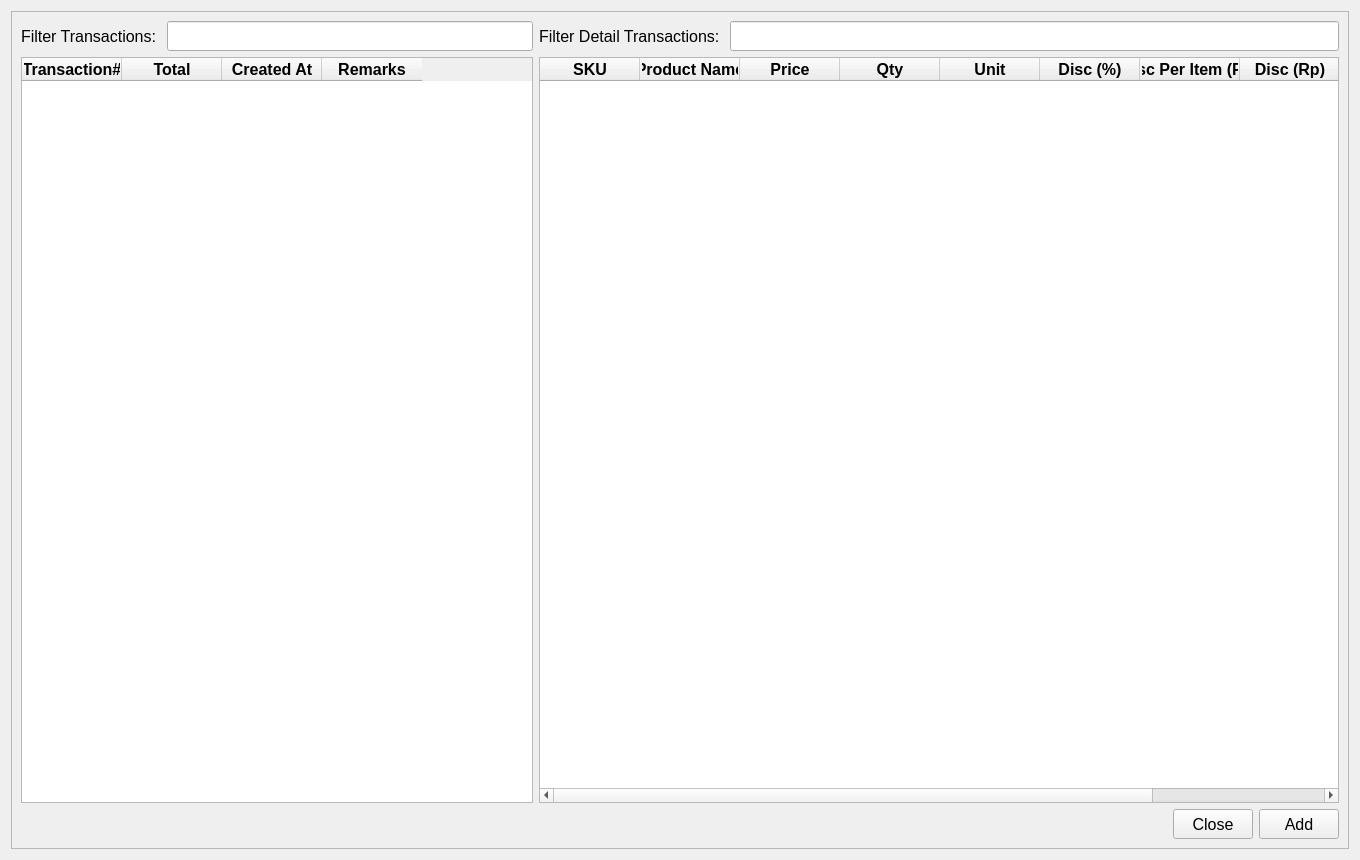
The window that ui/pending_transactions_dialog.ui (michael-halim/pos) describes before a commit, drawn with Qt 5.
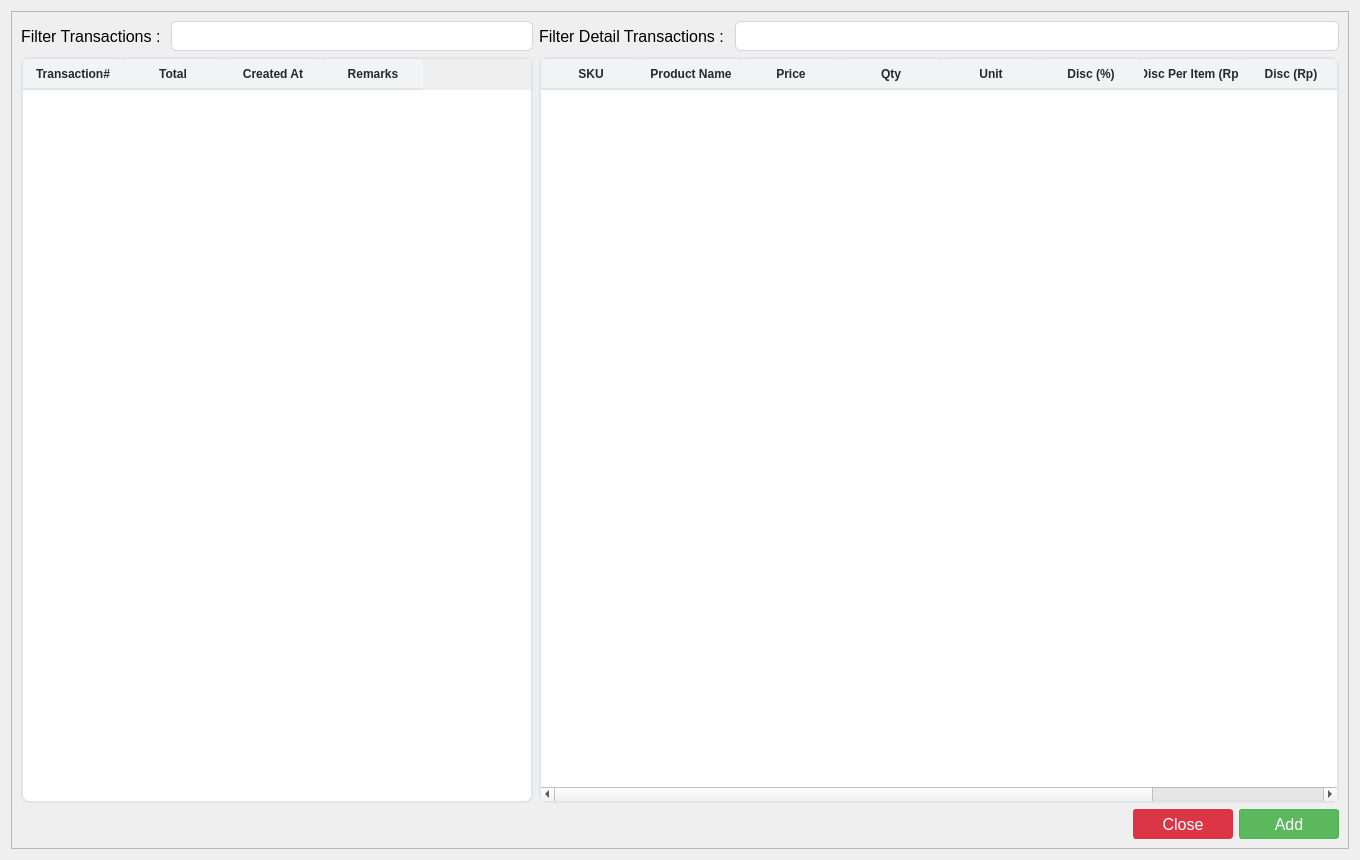
The same window after the commit.

Commit message: Patch#34: Added UI - Added UI for Table, Button, and Input - Fix some UI Behavior

Patch:
```diff
--- a/ui/pending_transactions_dialog.ui
+++ b/ui/pending_transactions_dialog.ui
@@ -13,6 +13,256 @@
   <property name="windowTitle">
    <string>Pending Transactions</string>
   </property>
+  <property name="styleSheet">
+   <string notr="true">QLineEdit{
+	border: 1px solid #d1d5db;      /* Light gray border */
+    border-radius: 6px;             /* Rounded corners */
+    outline: none;                  /* Remove default outline */
+    color: #333;                    /* Text color */
+    background-color: #fff;       /* Light gray background */
+    
+}
+
+QLineEdit:focus {
+    border: 1px solid #93c5fd;       /* Blue border on focus */
+    background-color: #ffffff;       /* White background when focused */
+}
+
+QLineEdit:disabled {
+    border: 1px solid #e5e7eb;      /* Lighter border when disabled */
+    background-color: #f3f4f6;      /* Light gray background when disabled */
+    color: #9ca3af;                 /* Lighter text color when disabled */
+}
+
+/* QComboBox Styling - Improved with clearer state indicators */
+QComboBox {
+    border: 1px solid #d1d5db;      /* Light gray border */
+    border-radius: 6px;             /* Rounded corners */
+    padding: 6px 12px 6px 10px;     /* Add some padding */
+    min-height: 20px;               /* Minimum height */
+    color: #333;                    /* Text color */
+    background-color: #fff;         /* White background */
+    selection-background-color: #93c5fd; /* Light blue selection */
+    font-size: 14px;                /* Consistent font size */
+    min-width: 6em;                 /* Minimum width */
+}
+
+QComboBox:hover:!disabled {
+    border-color: #93c5fd;          /* Light blue border on hover when enabled */
+    background-color: #f0f7ff;      /* Very light blue background on hover */
+}
+
+QComboBox:focus {
+    border: 2px solid #3b82f6;      /* Thicker, darker blue border on focus */
+    background-color: #ffffff;      /* Pure white background when focused */
+}
+
+QComboBox:disabled {
+    border: 1px solid #d9dce0;      /* Very light gray border when disabled */
+    background-color: #f3f4f6;      /* Light gray background when disabled */
+    color: #9ca3af;                 /* Lighter text color when disabled */
+}
+
+QComboBox::drop-down {
+    subcontrol-origin: padding;
+    subcontrol-position: center right;
+    width: 20px;
+    border: none;                   /* Remove border for cleaner look */
+    margin-right: 5px;              /* Add some margin */
+}
+
+/* If you don't have an icon, use this instead: */
+QComboBox::down-arrow {
+    width: 0;
+    height: 0;
+    border-left: 5px solid transparent;
+    border-right: 5px solid transparent;
+    border-top: 5px solid #666;     /* Arrow color */
+    margin-right: 5px;
+}
+
+QComboBox::down-arrow:disabled {
+    border-top: 5px solid #b0b0b0;  /* Lighter arrow color when disabled */
+}
+
+QComboBox:disabled {
+    color: #9ca3af;                 /* Lighter text when disabled */
+    background-color: #f3f4f6;      /* Light gray background */
+    border-color: #e5e7eb;          /* Lighter border */
+}
+
+/* Add a visual indicator for disabled state */
+QComboBox:disabled {
+    color: #9ca3af;
+    background-color: #f3f4f6;
+    border: 1px solid #e5e7eb;
+    padding-right: 25px;            /* Make room for the lock icon */
+}
+
+/* If you don't have a lock icon, use a pattern instead */
+QComboBox:disabled {
+    background-image: repeating-linear-gradient(
+        45deg,
+        transparent,
+        transparent 5px,
+        rgba(200, 200, 200, 0.1) 5px,
+        rgba(200, 200, 200, 0.1) 10px
+    );
+}
+
+QComboBox QAbstractItemView {
+    border: 1px solid #d1d5db;
+    border-radius: 0px 0px 6px 6px;
+    background-color: white;
+    selection-background-color: #3b82f6;  /* Darker blue for better contrast */
+    selection-color: white;               /* White text on selection */
+    outline: none;
+    padding: 5px;
+}
+
+QComboBox QAbstractItemView::item {
+    min-height: 25px;               /* Taller items for better clickability */
+    padding: 5px;                   /* Padding inside items */
+}
+
+QComboBox QAbstractItemView::item:hover {
+    background-color: #e5f0ff;      /* Light blue on hover */
+    color: #333;
+}
+
+/* QTextEdit Styling - Similar to QLineEdit */
+QTextEdit {
+    border: 1px solid #d1d5db;      /* Light gray border */
+    border-radius: 6px;             /* Rounded corners */
+    outline: none;                  /* Remove default outline */
+    color: #333;                    /* Text color */
+    background-color: #fff;         /* White background */
+    padding: 6px 10px;              /* Add some padding for better text display */
+    selection-background-color: #93c5fd; /* Light blue selection */
+}
+
+QTextEdit:focus {
+    border: 1px solid #93c5fd;      /* Blue border on focus */
+    background-color: #ffffff;      /* White background when focused */
+}
+
+QTextEdit:disabled {
+    border: 1px solid #e5e7eb;      /* Lighter border when disabled */
+    background-color: #f3f4f6;      /* Light gray background when disabled */
+    color: #9ca3af;                 /* Lighter text color when disabled */
+}
+
+
+/* QDateEdit Styling */
+QDateEdit {
+    border: 1px solid #d1d5db;
+    border-radius: 6px;
+    padding: 6px 10px;
+    min-height: 20px;
+    color: #333;
+    background-color: #fff;
+    font-size: 14px;
+}
+
+QDateEdit:hover:!disabled {
+    border-color: #93c5fd;
+    background-color: #f0f7ff;
+}
+
+QDateEdit:focus {
+    border: 2px solid #3b82f6;
+    background-color: #ffffff;
+}
+
+QDateEdit:disabled {
+    color: #9ca3af;
+    background-color: #f3f4f6;
+    border: 1px dashed #c0c0c0;
+}
+
+QDateEdit::drop-down {
+    subcontrol-origin: padding;
+    subcontrol-position: center right;
+    width: 20px;
+    border: none;
+    margin-right: 5px;
+}
+
+QDateEdit::down-arrow {
+    width: 0;
+    height: 0;
+    border-left: 5px solid transparent;
+    border-right: 5px solid transparent;
+    border-top: 5px solid #666;
+    margin-right: 5px;
+}
+
+QDateEdit::down-arrow:disabled {
+    border-top: 5px solid #b0b0b0;
+}
+
+/* Calendar popup styling */
+QCalendarWidget {
+    background-color: white;
+    border: 1px solid #d1d5db;
+}
+
+QCalendarWidget QToolButton {
+    color: #333;
+    background-color: transparent;
+    border: 1px solid transparent;
+    border-radius: 4px;
+    padding: 4px;
+}
+
+QCalendarWidget QToolButton:hover {
+    background-color: #f0f7ff;
+    border: 1px solid #93c5fd;
+}
+
+QCalendarWidget QMenu {
+    background-color: white;
+    border: 1px solid #d1d5db;
+    padding: 5px;
+}
+
+QCalendarWidget QSpinBox {
+    border: 1px solid #d1d5db;
+    border-radius: 4px;
+    padding: 3px;
+    background-color: white;
+}
+
+QCalendarWidget QAbstractItemView:enabled {
+    background-color: white;
+    color: #333;
+    selection-background-color: #3b82f6;
+    selection-color: white;
+}
+
+QCalendarWidget QAbstractItemView:disabled {
+    color: #9ca3af;
+}
+
+QCalendarWidget QWidget#qt_calendar_navigationbar {
+    background-color: #f1f5f9;
+    border-bottom: 1px solid #d1d5db;
+    padding: 4px;
+}
+
+QPushButton {
+    text-align: center;
+    white-space: nowrap;
+    vertical-align: middle;
+    border: 1px solid transparent;
+    line-height: 1.5;
+    border-radius: 3px;
+    margin: 0.25rem;
+	opacity: 0.55;
+
+}
+</string>
+  </property>
   <layout class="QGridLayout" name="gridLayout_2">
    <item row="0" column="0">
     <widget class="QFrame" name="frame">
@@ -66,7 +316,7 @@
                  </font>
                 </property>
                 <property name="text">
-                 <string>Filter Transactions: </string>
+                 <string>Filter Transactions : </string>
                 </property>
                </widget>
               </item>
@@ -80,6 +330,75 @@
                 <height>16777215</height>
                </size>
               </property>
+              <property name="styleSheet">
+               <string notr="true">QTableWidget {
+            background-color: #ffffff;
+            alternate-background-color: #f5f8fa;
+            border: 2px solid #e1e4e8;
+            border-radius: 8px;
+            gridline-color: #e1e4e8;
+            selection-background-color: #0366d6;
+            selection-color: #ffffff;
+        }
+        
+        QTableWidget::item {
+            border-bottom: 1px solid #e1e4e8;
+			padding: 6px;
+        }
+        
+        QTableWidget::item:selected {
+            background-color: #0366d6;
+			border: none; /* Remove any border on selected items */
+        }
+
+        QTableWidget::item:focus {
+            border: none; /* Remove the focus border */
+            outline: none; /* Remove the focus outline */
+        }
+
+        QHeaderView::section {
+            background-color: #f1f3f5;
+            color: #24292e;
+            font-weight: bold;
+            border: none;
+            border-bottom: 2px solid #e1e4e8;
+            padding: 3px;
+            border-top-left-radius: 6px;
+            border-top-right-radius: 6px;
+        }
+        
+        QTableWidget QScrollBar:vertical {
+            border: none;
+            background: #f1f3f5;
+            width: 10px;
+            border-radius: 5px;
+        }
+        
+        QTableWidget QScrollBar::handle:vertical {
+            background: #c0c0c0;
+            border-radius: 5px;
+        }
+        
+        QTableWidget QScrollBar::handle:vertical:hover {
+            background: #a0a0a0;
+        }
+        
+        QTableWidget QScrollBar:horizontal {
+            border: none;
+            background: #f1f3f5;
+            height: 10px;
+            border-radius: 5px;
+        }
+        
+        QTableWidget QScrollBar::handle:horizontal {
+            background: #c0c0c0;
+            border-radius: 5px;
+        }
+        
+        QTableWidget QScrollBar::handle:horizontal:hover {
+            background: #a0a0a0;
+        }</string>
+              </property>
               <column>
                <property name="text">
                 <string>Transaction#</string>
@@ -162,7 +481,7 @@
                  </font>
                 </property>
                 <property name="text">
-                 <string>Filter Detail Transactions: </string>
+                 <string>Filter Detail Transactions : </string>
                 </property>
                </widget>
               </item>
@@ -191,6 +510,75 @@
                 <height>0</height>
                </size>
               </property>
+              <property name="styleSheet">
+               <string notr="true">QTableWidget {
+            background-color: #ffffff;
+            alternate-background-color: #f5f8fa;
+            border: 2px solid #e1e4e8;
+            border-radius: 8px;
+            gridline-color: #e1e4e8;
+            selection-background-color: #0366d6;
+            selection-color: #ffffff;
+        }
+        
+        QTableWidget::item {
+            border-bottom: 1px solid #e1e4e8;
+			padding: 6px;
+        }
+        
+        QTableWidget::item:selected {
+            background-color: #0366d6;
+			border: none; /* Remove any border on selected items */
+        }
+
+        QTableWidget::item:focus {
+            border: none; /* Remove the focus border */
+            outline: none; /* Remove the focus outline */
+        }
+
+        QHeaderView::section {
+            background-color: #f1f3f5;
+            color: #24292e;
+            font-weight: bold;
+            border: none;
+            border-bottom: 2px solid #e1e4e8;
+            padding: 3px;
+            border-top-left-radius: 6px;
+            border-top-right-radius: 6px;
+        }
+        
+        QTableWidget QScrollBar:vertical {
+            border: none;
+            background: #f1f3f5;
+            width: 10px;
+            border-radius: 5px;
+        }
+        
+        QTableWidget QScrollBar::handle:vertical {
+            background: #c0c0c0;
+            border-radius: 5px;
+        }
+        
+        QTableWidget QScrollBar::handle:vertical:hover {
+            background: #a0a0a0;
+        }
+        
+        QTableWidget QScrollBar:horizontal {
+            border: none;
+            background: #f1f3f5;
+            height: 10px;
+            border-radius: 5px;
+        }
+        
+        QTableWidget QScrollBar::handle:horizontal {
+            background: #c0c0c0;
+            border-radius: 5px;
+        }
+        
+        QTableWidget QScrollBar::handle:horizontal:hover {
+            background: #a0a0a0;
+        }</string>
+              </property>
               <column>
                <property name="text">
                 <string>SKU</string>
@@ -351,7 +739,7 @@
            <widget class="QPushButton" name="close_pending_transactions_button">
             <property name="minimumSize">
              <size>
-              <width>0</width>
+              <width>100</width>
               <height>30</height>
              </size>
             </property>
@@ -360,6 +748,17 @@
               <pointsize>12</pointsize>
              </font>
             </property>
+            <property name="styleSheet">
+             <string notr="true">QPushButton {
+    color: #fff;
+    background-color: #dc3545;
+    border-color: #dc3545;
+}
+QPushButton:hover {
+    background-color: #bb2d3b;
+    border-color: #b02a37;
+}</string>
+            </property>
             <property name="text">
              <string>Close</string>
             </property>
@@ -369,7 +768,7 @@
            <widget class="QPushButton" name="add_pending_transactions_button">
             <property name="minimumSize">
              <size>
-              <width>0</width>
+              <width>100</width>
               <height>30</height>
              </size>
             </property>
@@ -378,6 +777,23 @@
               <pointsize>12</pointsize>
              </font>
             </property>
+            <property name="styleSheet">
+             <string notr="true">QPushButton {
+    color: #fff;
+    background-color: #5cb85c;
+    border-color: #4cae4c;
+}
+QPushButton:hover {
+    background-color: #4cae4c;
+    border-color: #419641;
+}
+QPushButton:disabled {
+    background-color: #a3d7a3;
+    border-color: #a3d7a3;
+    color: #e8f5e8;
+}
+</string>
+            </property>
             <property name="text">
              <string>Add</string>
             </property>
```
The commit also changes 35 other files.
